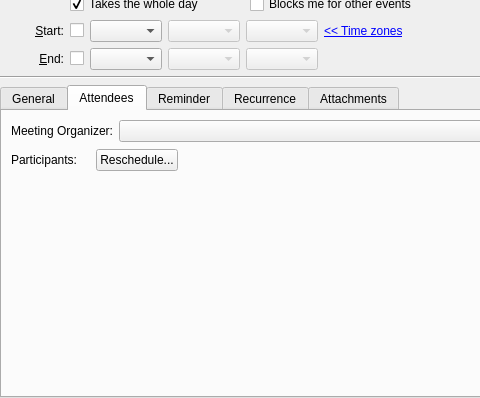
The window that incidenceeditor-ng/eventortododesktop.ui (chusopr/kdepim-ktimetracker-akonadi) describes before a commit, drawn with Qt 5; both pictures show x 0 to 480 and y 153 to 551 of the 661 by 551 pixel window.
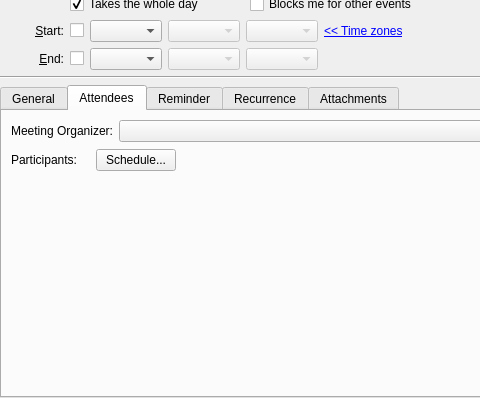
The same window after the commit. The open tabs and pages were chosen to show the change. Custom widgets are drawn as their Qt base class.

Commit message:
Improve the attendee scheduling experience.
MERGE: none (includes message string changes)

Patch:
```diff
--- a/incidenceeditor-ng/eventortododesktop.ui
+++ b/incidenceeditor-ng/eventortododesktop.ui
@@ -731,7 +731,7 @@
             <string comment="@info:whatsthis">Opens the rescheduling dialog, which will assist in picking a time slot that works for all attendees.</string>
            </property>
            <property name="text">
-            <string comment="@action:button">Reschedule...</string>
+            <string comment="@action:button">Schedule...</string>
            </property>
           </widget>
          </item>
```
Left out of the diff: 4 changed lines with no effect on the pictures. The commit also changes 1 other file.
